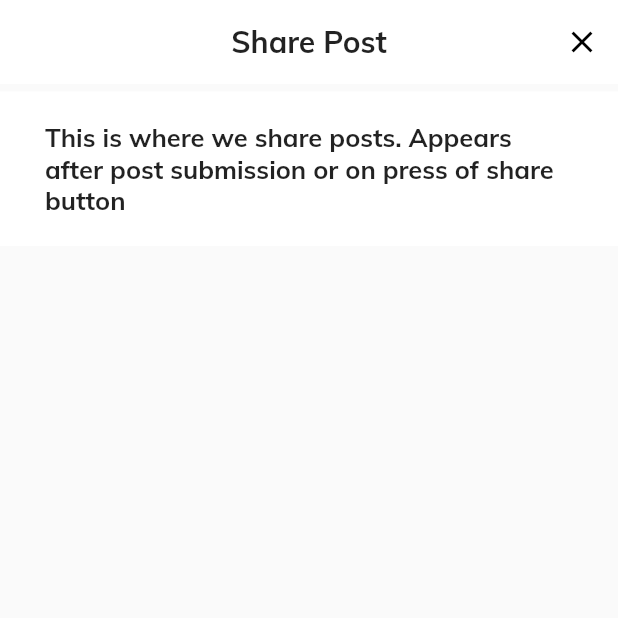
After one commit to TomFlatters/fundder, a Flutter app: the screen it shows once a user with an empty profile is signed in, item 3 of the bottom bar chosen, after a tap on "Submit", on a phone screen of 412 x 824 dp, the top half of it. The commit adds this screen. Run offline on Flutter 3.47's test engine with Material 2 defaults, Android fonts, the light colour scheme and no system bars; our stand-ins replace firebase_auth, google_fonts, percent_indicator; missing offline and left inert: flappy_search_bar; accounts and stored records are empty; network calls fail.

Commit message:
added share view, post view, populated add post view and made some navigation commands

```diff
--- a/lib/add_post_controller.dart
+++ b/lib/add_post_controller.dart
@@ -1,4 +1,6 @@
 import 'package:flutter/material.dart';
+import 'package:fundder/main.dart';
+import 'share_post_controller.dart';
 
 class Page2 extends StatefulWidget {
   @override
@@ -26,8 +28,8 @@ class _Page2State extends State<Page2> {
         ],
         leading: new Container(),
       ),
-      body: Center(
-        child: ListView(
+      body:
+        ListView(
           children: <Widget>[
             Container(
               color: Colors.white,
@@ -161,10 +163,34 @@ class _Page2State extends State<Page2> {
                     },
                   )
                 ],)
-            ),
+            ),Container(
+              height: 50,
+                child: FlatButton(child: Text('Submit', style: TextStyle(color: Colors.white),), onPressed: (){Navigator.of(context).pushReplacement(_openShare());}),
+                color: HexColor("EB8258"),
+                width: MediaQuery.of(context).size.width,
+              ),
           ],
           ),
-      ),
     );
   }
 }
+
+class HexColor extends Color {
+  static int _getColorFromHex(String hexColor) {
+    hexColor = hexColor.toUpperCase().replaceAll("#", "");
+    if (hexColor.length == 6) {
+      hexColor = "FF" + hexColor;
+    }
+    return int.parse(hexColor, radix: 16);
+  }
+
+  HexColor(final String hexColor) : super(_getColorFromHex(hexColor));
+}
+
+Route _openShare() {
+  return PageRouteBuilder(
+    pageBuilder: (c, a1, a2) => SharePost(),
+    transitionsBuilder: (c, anim, a2, child) => FadeTransition(opacity: anim, child: child),
+    transitionDuration: Duration(milliseconds: 300),
+  );
+}
--- a/lib/auth_screens/register.dart
+++ b/lib/auth_screens/register.dart
@@ -21,9 +21,9 @@ class _RegisterState extends State<Register> {
   @override
   Widget build(BuildContext context) {
     return Scaffold(
-      backgroundColor: Colors.brown[100],
+      backgroundColor: Colors.white,
       appBar: AppBar(
-        backgroundColor: Colors.brown[400],
+        backgroundColor: Colors.white,
         elevation: 0.0,
         title: Text('Register for Fundder')
         ),
@@ -57,7 +57,7 @@ class _RegisterState extends State<Register> {
                 mainAxisAlignment: MainAxisAlignment.center,
                 children: <Widget>[
                   // the form is valid when ALL the form key validations return null
-                  RaisedButton(
+                  FlatButton(
                     onPressed: () async {
                       if(_formKey.currentState.validate()){
                         if(_formKey.currentState.validate()){
@@ -72,7 +72,7 @@ class _RegisterState extends State<Register> {
                     },
                     child: Text('Sign in')),
                   SizedBox(width: 30.0),
-                  RaisedButton(
+                  FlatButton(
                     onPressed: () async {
                       if(_formKey.currentState.validate()){
                         dynamic result = await _auth.registerWithEmailAndPassword(email, password);
--- a/lib/profile_controller.dart
+++ b/lib/profile_controller.dart
@@ -14,12 +14,11 @@ Widget build(BuildContext context) {
         centerTitle: true,
         title: Text('Profile'),
         actions: <Widget>[
-          FlatButton.icon(
+          FlatButton(
             onPressed: () async {
               await _auth.signOut();
             },
-            icon: Icon(Icons.person),
-            label: Text('Log Out'))
+            child: Text('Log Out'))
         ],
       ),
     );
--- a/lib/search_controller.dart
+++ b/lib/search_controller.dart
@@ -1,3 +1,4 @@
+import 'package:flappy_search_bar/search_bar_style.dart';
 import 'package:flutter/material.dart';
 import 'package:flappy_search_bar/flappy_search_bar.dart';
 
@@ -27,6 +28,7 @@ class SearchController extends StatelessWidget {
         child: Padding(
           padding: const EdgeInsets.symmetric(horizontal: 20),
           child: SearchBar<Post>(
+            hintText: 'search accounts',
             onSearch: search,
             minimumChars: 1,
             onItemFound: (Post post, int index) {
--- /dev/null
+++ b/lib/share_post_controller.dart
@@ -0,0 +1,62 @@
+import 'package:flutter/material.dart';
+import 'package:fundder/main.dart';
+
+class SharePost extends StatefulWidget {
+  @override
+  _SharePostState createState() => _SharePostState();
+}
+
+class _SharePostState extends State<SharePost> {
+
+  final List<String> whoDoes = <String>["A specific person",'Myself','Anyone'];
+  final List<String> charities = <String>["Cancer Research",'British Heart Foundation','Oxfam'];
+  int selected = -1;
+  int charity = -1;
+
+  @override
+  Widget build(BuildContext context) {
+    return Scaffold(
+      appBar: AppBar(
+        centerTitle: true,
+        title: Text("Share Post"),
+        actions: <Widget>[
+          new IconButton(
+            icon: new Icon(Icons.close),
+            onPressed: () => Navigator.of(context).pop(null),
+            )
+        ],
+        leading: new Container(),
+      ),
+      body:
+        ListView(
+          children: <Widget>[
+            Container(
+              color: Colors.white,
+              margin: EdgeInsets.symmetric(vertical: 5),
+              padding: EdgeInsets.symmetric(vertical: 20, horizontal: 30),
+              child: Column(
+                crossAxisAlignment: CrossAxisAlignment.start,
+                children: <Widget>[
+                  Text('This is where we share posts. Appears after post submission or on press of share button',style: TextStyle(
+                          fontWeight: FontWeight.bold,
+                          fontSize: 17,
+                        ),),
+                ])
+            ),
+          ],
+          ),
+    );
+  }
+}
+
+class HexColor extends Color {
+  static int _getColorFromHex(String hexColor) {
+    hexColor = hexColor.toUpperCase().replaceAll("#", "");
+    if (hexColor.length == 6) {
+      hexColor = "FF" + hexColor;
+    }
+    return int.parse(hexColor, radix: 16);
+  }
+
+  HexColor(final String hexColor) : super(_getColorFromHex(hexColor));
+}
```
Also changed, not shown: lib/feed_controller.dart (+36 -11 lines), lib/liked_controller.dart (+173 -0 lines), lib/view_post_controller.dart (added, +62 -0 lines), 3 other files.
